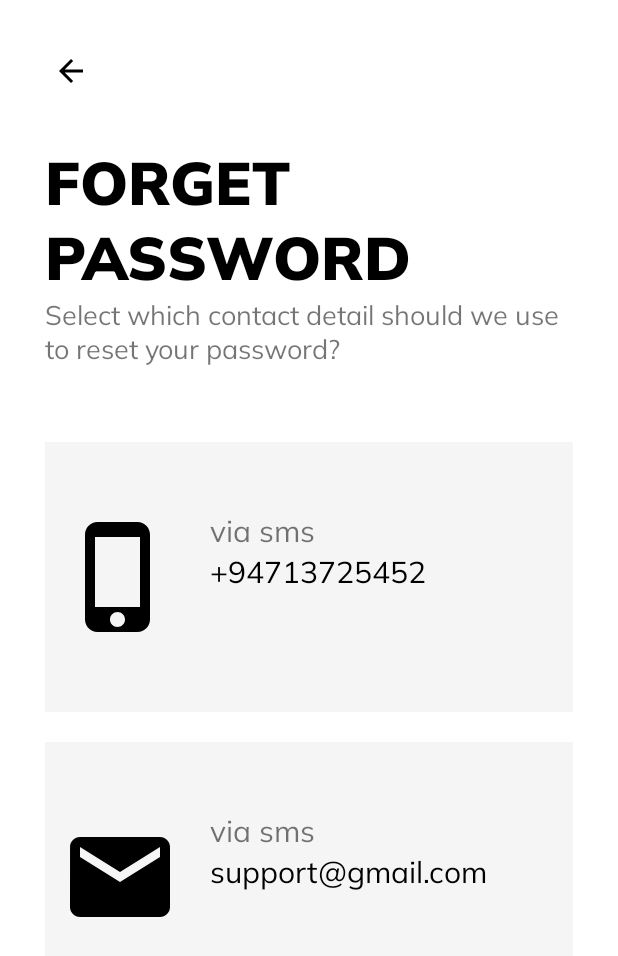
After one commit to Dulanjali-Senarathna/CityGuide, an Android app: the MakeSelection screen opened directly, with no data from a screen before it, on a phone screen of 412 x 824 dp. The commit adds this screen. Shown: the top 956 px of the screen. Run offline under Robolectric (Android 15) with nearby library versions, the phone set to English and light mode, and no system bars.

Commit message:
Complete Forget Password Screens Done

```diff
--- a/app/src/main/AndroidManifest.xml
+++ b/app/src/main/AndroidManifest.xml
@@ -9,7 +9,9 @@
         android:roundIcon="@mipmap/ic_launcher_round"
         android:supportsRtl="true"
         android:theme="@style/AppTheme">
-        <activity android:name=".Common.LoginSignup.VerifyOTP"></activity>
+        <activity android:name=".Common.LoginSignup.MakeSelection"></activity>
+        <activity android:name=".Common.LoginSignup.ForgetPassword" />
+        <activity android:name=".Common.LoginSignup.VerifyOTP" />
         <activity android:name=".Common.LoginSignup.SignUp3rdClass" />
         <activity android:name=".Common.LoginSignup.SignUp2ndClass" />
         <activity android:name=".Common.LoginSignup.SignUp" />
--- /dev/null
+++ b/app/src/main/java/com/example/cityguide/Common/LoginSignup/MakeSelection.java
@@ -0,0 +1,16 @@
+package com.example.cityguide.Common.LoginSignup;
+
+import androidx.appcompat.app.AppCompatActivity;
+
+import android.os.Bundle;
+
+import com.example.cityguide.R;
+
+public class MakeSelection extends AppCompatActivity {
+
+    @Override
+    protected void onCreate(Bundle savedInstanceState) {
+        super.onCreate(savedInstanceState);
+        setContentView(R.layout.activity_make_selection);
+    }
+}
--- /dev/null
+++ b/app/src/main/res/drawable/ic_phone_iphone_black_24dp.xml
@@ -0,0 +1,9 @@
+<vector xmlns:android="http://schemas.android.com/apk/res/android"
+        android:width="24dp"
+        android:height="24dp"
+        android:viewportWidth="24.0"
+        android:viewportHeight="24.0">
+    <path
+        android:fillColor="#FF000000"
+        android:pathData="M15.5,1h-8C6.12,1 5,2.12 5,3.5v17C5,21.88 6.12,23 7.5,23h8c1.38,0 2.5,-1.12 2.5,-2.5v-17C18,2.12 16.88,1 15.5,1zM11.5,22c-0.83,0 -1.5,-0.67 -1.5,-1.5s0.67,-1.5 1.5,-1.5 1.5,0.67 1.5,1.5 -0.67,1.5 -1.5,1.5zM16,18L7,18L7,4h9v14z"/>
+</vector>
--- /dev/null
+++ b/app/src/main/res/layout/activity_make_selection.xml
@@ -0,0 +1,127 @@
+<?xml version="1.0" encoding="utf-8"?>
+<ScrollView xmlns:android="http://schemas.android.com/apk/res/android"
+    xmlns:app="http://schemas.android.com/apk/res-auto"
+    xmlns:tools="http://schemas.android.com/tools"
+    android:layout_width="match_parent"
+    android:layout_height="match_parent"
+    tools:context=".Common.LoginSignup.ForgetPassword"
+    android:background="@color/white"
+    android:padding="30dp">
+
+    <LinearLayout
+        android:layout_width="match_parent"
+        android:layout_height="wrap_content"
+        android:orientation="vertical">
+
+        <ImageView
+            android:layout_width="wrap_content"
+            android:layout_height="wrap_content"
+            android:src="@drawable/ic_arrow_back_black_24dp"
+            android:padding="5dp"/>
+
+        <TextView
+            android:layout_width="wrap_content"
+            android:layout_height="wrap_content"
+            android:text="@string/forget_password"
+            android:textColor="@color/black"
+            android:textSize="40sp"
+            android:textAllCaps="true"
+            android:fontFamily="@font/muli_black"
+            android:layout_marginTop="30dp"/>
+
+        <TextView
+            android:layout_width="wrap_content"
+            android:layout_height="wrap_content"
+            android:text="@string/make_selection_detail"
+            android:textSize="18sp"
+            android:fontFamily="@font/muli" />
+
+        <RelativeLayout
+            android:layout_width="match_parent"
+            android:layout_height="180dp"
+            android:layout_marginTop="50dp"
+            android:background="@color/lightWhite"
+            android:padding="10dp">
+
+            <ImageView
+                android:id="@+id/mobile_icon"
+                android:layout_width="80dp"
+                android:layout_height="80dp"
+                android:src="@drawable/ic_phone_iphone_black_24dp"
+                android:layout_centerVertical="true"
+                android:layout_marginRight="20dp"/>
+
+            <TextView
+                android:id="@+id/mobile_title"
+                android:layout_width="wrap_content"
+                android:layout_height="wrap_content"
+                android:text="@string/via_sms"
+                android:textSize="20sp"
+                android:fontFamily="@font/muli"
+                android:layout_toRightOf="@id/mobile_icon"
+                android:layout_marginTop="35dp"/>
+
+            <TextView
+                android:id="@+id/mobile_desc"
+                android:layout_width="wrap_content"
+                android:layout_height="wrap_content"
+                android:text="+94713725452"
+                android:textSize="20sp"
+                android:textColor="@color/black"
+                android:fontFamily="@font/muli"
+                android:layout_toRightOf="@id/mobile_icon"
+                android:layout_below="@id/mobile_title" />
+
+            <Button
+                android:layout_width="match_parent"
+                android:layout_height="match_parent"
+                android:background="#00000000"/>
+
+        </RelativeLayout>
+
+        <RelativeLayout
+            android:layout_width="match_parent"
+            android:layout_height="180dp"
+            android:layout_marginTop="20dp"
+            android:background="@color/lightWhite"
+            android:padding="10dp">
+
+            <ImageView
+                android:id="@+id/mail_icon"
+                android:layout_width="80dp"
+                android:layout_height="80dp"
+                android:src="@drawable/ic_email_black_24dp"
+                android:layout_centerVertical="true"
+                android:layout_marginRight="20dp"/>
+
+            <TextView
+                android:id="@+id/mail_title"
+                android:layout_width="wrap_content"
+                android:layout_height="wrap_content"
+                android:text="@string/via_sms"
+                android:textSize="20sp"
+                android:fontFamily="@font/muli"
+                android:layout_toRightOf="@id/mail_icon"
+                android:layout_marginTop="35dp"/>
+
+            <TextView
+                android:id="@+id/mail_desc"
+                android:layout_width="wrap_content"
+                android:layout_height="wrap_content"
+                android:text="support@gmail.com"
+                android:textSize="20sp"
+                android:textColor="@color/black"
+                android:fontFamily="@font/muli"
+                android:layout_toRightOf="@id/mail_icon"
+                android:layout_below="@id/mail_title" />
+
+            <Button
+                android:layout_width="match_parent"
+                android:layout_height="match_parent"
+                android:background="#00000000"/>
+
+        </RelativeLayout>
+
+    </LinearLayout>
+
+</ScrollView>
--- a/app/src/main/res/values/strings.xml
+++ b/app/src/main/res/values/strings.xml
@@ -72,7 +72,11 @@
     <string name="otp_code_text">Co\nde</string>
     <string name="otp_verification_text">Verification</string>
     <string name="otp_description_text">Enter one time password sent on\n+92333</string>
-
+    <string name="forget_password_detail">Provide your account\'s email for which you want to reset your password!</string>
+    <string name="make_selection_detail">Select which contact detail should we use to reset your password?</string>
+    <string name="make_selection">Make Selection</string>
+    <string name="enter_email">Enter Email</string>
+    <string name="via_sms">via sms</string>
 
 
 </resources>
```
Also changed, not shown: app/src/main/java/com/example/cityguide/Common/LoginSignup/ForgetPassword.java (added, +16 -0 lines), app/src/main/res/layout/activity_forget_password.xml (added, +85 -0 lines), app/src/main/res/drawable/forgot_password.png (added).
